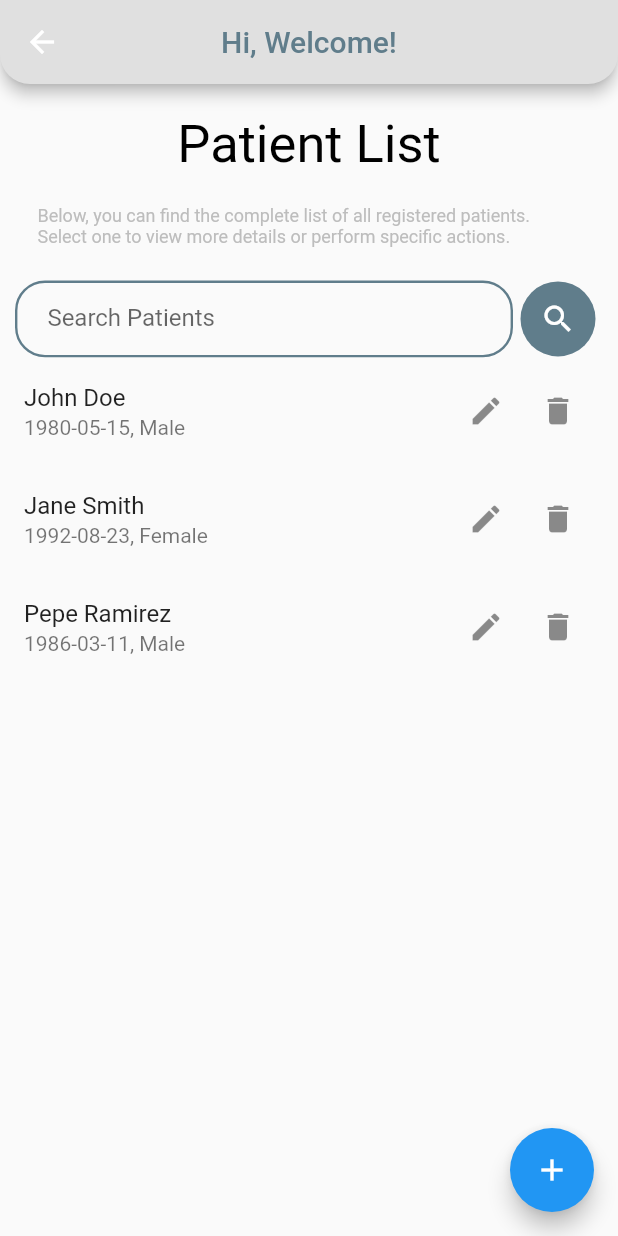
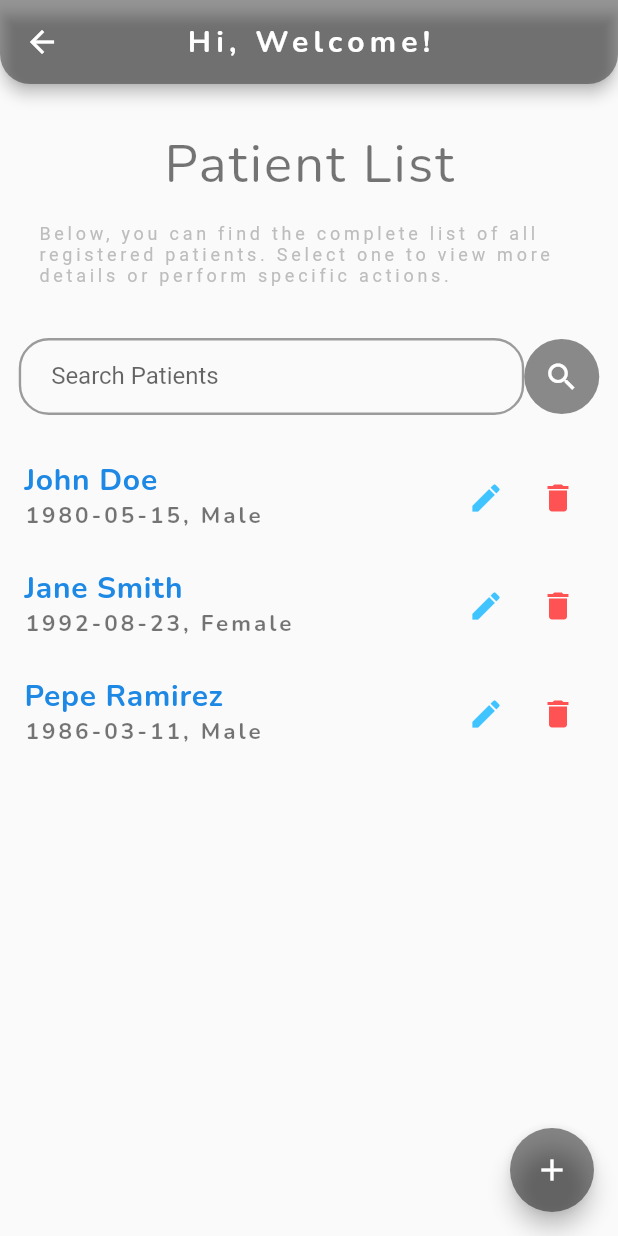
Before and after one commit to amfdaw/Flutter-Patient-List-App, a Flutter app: the screen it shows after launch, after a tap on "Start", on a phone screen of 412 x 824 dp. Run offline on Flutter 3.47's test engine with Material 2 defaults, Android fonts, the phone set to English and light mode, and no system bars; our stand-ins replace flutter_svg; network calls fail.

Commit message:
Upgraded UI, additional styling provided

```diff
--- a/lib/main.dart
+++ b/lib/main.dart
@@ -1,12 +1,13 @@
 import 'package:flutter/material.dart';
 import 'package:flutter_svg/flutter_svg.dart';
+
 
 
 void main() {
   runApp(MyApp());
 }
 
-class Patient {
+class Patient {//Clase Paciente con sus atributos
   String name;
   DateTime dateOfBirth;
   Gender gender;
@@ -31,7 +32,7 @@ class MyApp extends StatelessWidget {
     );
   }
 }
-
+//Página de inicio
 class StartPage extends StatelessWidget {
   @override
   Widget build(BuildContext context) {
@@ -39,7 +40,7 @@ class StartPage extends StatelessWidget {
       body: Container(
         decoration: BoxDecoration(
           image: DecorationImage(
-            image: NetworkImage('https://www.mouser.mx/blog/Portals/11/Analog_Exoskeletons%20Mobility%20Solutions%20Theme%20Image.jpg'),
+            image: NetworkImage('https://media.istockphoto.com/id/1352429166/es/vector/los-iconos-de-exoesqueleto-establecen-el-vector-de-contorno-cuerpo-cibern%C3%A9tico-artificial.jpg?s=612x612&w=0&k=20&c=Gup7W5SVm2e8618f2Daxo9-7POK7RjZVCmMEOFb1cSc='),
             fit: BoxFit.cover,
           ),
         ),
@@ -50,21 +51,25 @@ class StartPage extends StatelessWidget {
               Text(
                 'Welcome',
                 style: TextStyle(
+                  fontFamily: 'Nunito',
                   fontSize: 40,
-                  color: Colors.white,
+                  color: Colors.lightBlueAccent[100],
+                  backgroundColor: Colors.white,
+                  fontWeight: FontWeight.bold,
+
                 ),
               ),
-              SizedBox(height: 20),
+              SizedBox(height: 45),
               ElevatedButton(
                 onPressed: () {
                   Navigator.pushNamed(context, '/main');
                 },
                 child: Text(
                   'Start',
-                  style: TextStyle(fontSize: 18, color: Colors.blue),
+                  style: TextStyle(fontFamily: 'Nunito',fontSize: 25, color: Colors.lightBlue, fontWeight: FontWeight.bold,letterSpacing:6,)
                 ),
                 style: ElevatedButton.styleFrom(
-                  padding: EdgeInsets.symmetric(horizontal: 50, vertical: 20),
+                  padding: EdgeInsets.symmetric(horizontal: 40, vertical: 20),
                   primary: Colors.white,
                   shape: RoundedRectangleBorder(
                     borderRadius: BorderRadius.circular(30),
@@ -78,7 +83,7 @@ class StartPage extends StatelessWidget {
     );
   }
 }
-
+//Página de inicio
 class MainPage extends StatefulWidget {
   @override
   _MainPageState createState() => _MainPageState();
@@ -96,7 +101,7 @@ class _MainPageState extends State<MainPage> {
 
   @override
   void initState() {
-    // Initialize your patientList here
+    // Inicializar la lista de pacientes con 3 mocks
     super.initState();
     patientList = [
       Patient(name: 'John Doe', dateOfBirth: DateTime(1980, 5, 15), gender: Gender.male),
@@ -107,8 +112,9 @@ class _MainPageState extends State<MainPage> {
   }
 
   void filterPatients() {
+    //Método para filtrar la lista de pacientes, pudiendo así realizar búsquedas en ella
     if (searchQuery.isEmpty) {
-      filteredPatients = patientList.toList(); // No search query, show all patients
+      filteredPatients = patientList.toList();
     } else {
       setState(() {
         filteredPatients = patientList.where((patient) {
@@ -122,16 +128,19 @@ class _MainPageState extends State<MainPage> {
 
   @override
   Widget build(BuildContext context) {
+    //Scaffold define el layout de la página principal, es decir, la barra superior y el cuerpo de la página)
     return Scaffold(
       appBar: AppBar(
         title: Text(
           'Hi, Welcome!',
           style: TextStyle(
-            color: Colors.blueGrey,
+            color: Colors.white,fontFamily: 'Nunito',
+              letterSpacing: 3.5,
+            fontWeight: FontWeight.bold,
           ),
         ),
         centerTitle: true,
-        backgroundColor: Colors.grey[300],
+        backgroundColor: Colors.black38,
         shape: RoundedRectangleBorder(
           borderRadius: BorderRadius.only(
             bottomLeft: Radius.circular(20),
@@ -142,37 +151,42 @@ class _MainPageState extends State<MainPage> {
       body: Column(
         mainAxisAlignment: MainAxisAlignment.center,
         children: <Widget>[
-          SizedBox(height: 20), // Adjust the height for desired separation
+          SizedBox(height: 30), // Define la separación vertical entre la barra superior y el título
           Text(
             'Patient List',
             style: TextStyle(
+              fontFamily: 'Nunito',
               fontSize: 35,
-              color: Colors.black,
+              color: Colors.black54,
+              letterSpacing: 1.5,
             ),
           ),
-          SizedBox(height: 20), // Vertical separation from the "Patient List" text
+          SizedBox(height: 15),
           Center(
-            child: Padding( // Add left margin separation
-              padding: EdgeInsets.symmetric(horizontal: 25.0), // Adjust the margin as needed
+            child: Padding( // Margen de separación entre el texto explicativo y los bordes de la pantalla
+              padding: EdgeInsets.symmetric(horizontal: 25.0),
               child: Text(
                 'Below, you can find the complete list of all registered patients. Select one to view more details or perform specific actions.',
                 style: TextStyle(
-                  fontSize: 12, // 1/3 of the font size of "Patient List"
-                  color: Colors.grey[400], // Light grey color
+                  fontSize: 12,
+                  color: Colors.grey[400],
+                  letterSpacing: 2.5,
                 ),
               ),
             ),
           ),
-          SizedBox(height: 22),
+
+          // Barra de búsqueda de pacientes
+          SizedBox(height: 15),
           Padding(
-            padding: const EdgeInsets.symmetric(horizontal: 10.0), // Adjust the horizontal padding as needed
+            padding: const EdgeInsets.symmetric(horizontal: 12.5),
             child: Row(
               children: [
                 Expanded(
                   child: Container(
                     decoration: BoxDecoration(
                       borderRadius: BorderRadius.circular(20),
-                      border: Border.all(color: Colors.blueGrey, width: 1.6),
+                      border: Border.all(color: Colors.black38, width: 1.6),
                     ),
                     child: TextField(
                       decoration: InputDecoration(
@@ -190,18 +204,17 @@ class _MainPageState extends State<MainPage> {
                   ),
                 ),
                 SizedBox(
-                  width: 60.0, // Adjust the width to make the search icon smaller
-                  height: 50.0, // Adjust the height to make the search icon smaller
+                  width: 50.0,
+                  height: 90.0,
                   child: Container(
                     decoration: BoxDecoration(
                       shape: BoxShape.circle,
-                      color: Colors.blueGrey,
+                      color: Colors.black45,
                     ),
                     child: IconButton(
                       icon: Icon(Icons.search, color: Colors.white),
                       onPressed: () {
-                        // Clear the search query
-                        // You can update the displayed list accordingly
+                        //
                       },
                     ),
                   ),
@@ -211,31 +224,46 @@ class _MainPageState extends State<MainPage> {
           ),
 
           Expanded(
+            //Permite obtener y mostrar la lista filtrada de pacientes
             child: filteredPatients.isEmpty
                 ? Center(
               child: searchQuery.isNotEmpty
                   ? Text("There are no patients with that name")
                   : emptyListMessage,
             ): ListView.builder(
-              itemCount: filteredPatients.length, // Use the filteredPatients list
+              itemCount: filteredPatients.length,
               itemBuilder: (context, index) {
-                final patient = filteredPatients[index]; // Get the patient from the filtered list
+                final patient = filteredPatients[index];
                 return ListTile(
-                  title: Text(patient.name),
+                  title: Text(patient.name,
+                    style: TextStyle(
+                      fontSize: 20,
+                      fontWeight: FontWeight.bold,
+                      fontFamily:'Nunito',
+                      color: Colors.blue[600],
+                      letterSpacing: 0.5,
+                    ),
+                  ),
                   subtitle: Text(
                     '${patient.dateOfBirth.toString().split(' ')[0]}, ${patient.gender == Gender.male ? 'Male' : 'Female'}',
+                    style: TextStyle(
+                      fontSize: 15,
+                      fontWeight: FontWeight.bold,
+                      fontFamily:'Nunito',
+                      letterSpacing: 2,
+                    ),
                   ),
                   trailing: Row(
                     mainAxisSize: MainAxisSize.min,
                     children: [
                       IconButton(
-                        icon: Icon(Icons.edit),
+                        icon: Icon(Icons.edit, color: Colors.lightBlueAccent),
                         onPressed: () {
                           _showEditPatientDialog(context, patientList.indexOf(patient));
                         },
                       ),
                       IconButton(
-                        icon: Icon(Icons.delete),
+                        icon: Icon(Icons.delete, color: Colors.redAccent),
                         onPressed: () {
                           _deletePatient(patientList.indexOf(patient));
                         },
@@ -250,15 +278,18 @@ class _MainPageState extends State<MainPage> {
         ],
       ),
       floatingActionButton: FloatingActionButton(
+        //Al clickar, permite añadir pacientes
         onPressed: () {
           _showAddPatientDialog(context);
         },
+        backgroundColor: Colors.black45,
         child: Icon(Icons.add),
       ),
     );
   }
 
   void _showAddPatientDialog(BuildContext context) {
+    //Método que permite al usuario crear nuevos pacientes
     showDialog(
       context: context,
       builder: (context) {
@@ -340,6 +371,7 @@ class _MainPageState extends State<MainPage> {
   }
 
   void _showEditPatientDialog(BuildContext context, int index) {
+    //Método que permite ediat los pacientes de la lista
     selectedPatientIndex = index;
     final patient = patientList[index];
     nameController.text = patient.name;
@@ -429,6 +461,7 @@ class _MainPageState extends State<MainPage> {
   }
 
   void _selectDate(BuildContext context) async {
+    //Permite al usuario seleccionar una fecha
     final DateTime? picked = await showDatePicker(
       context: context,
       initialDate: DateTime.now(),
@@ -443,6 +476,7 @@ class _MainPageState extends State<MainPage> {
   }
 
   void _deletePatient(int index) {
+    //Método que permite eliminar pacientes de la lista
     setState(() {
       patientList.removeAt(index);
     });
```
Also changed, not shown: pubspec.yaml (+5 -4 lines), fonts/Nunito-VariableFont_wght.ttf (added), pubspec.lock, 1 other file.
